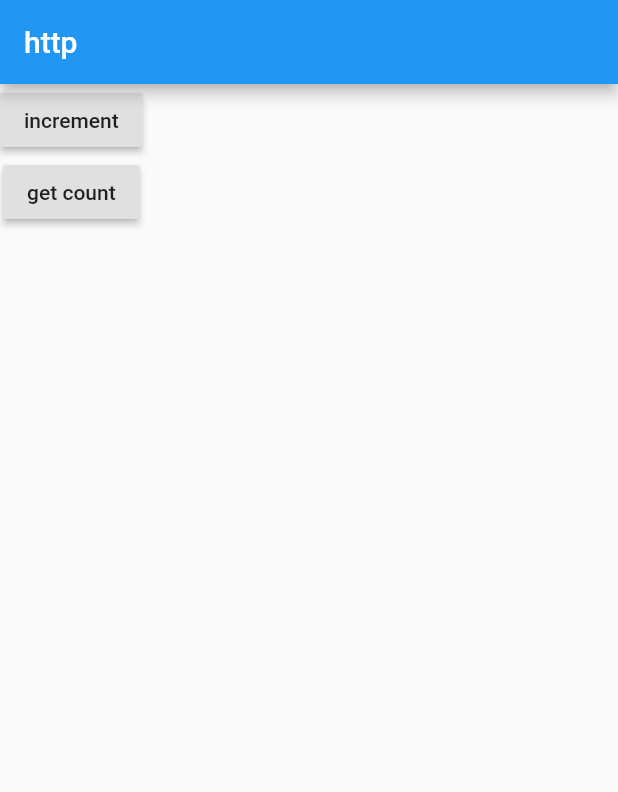
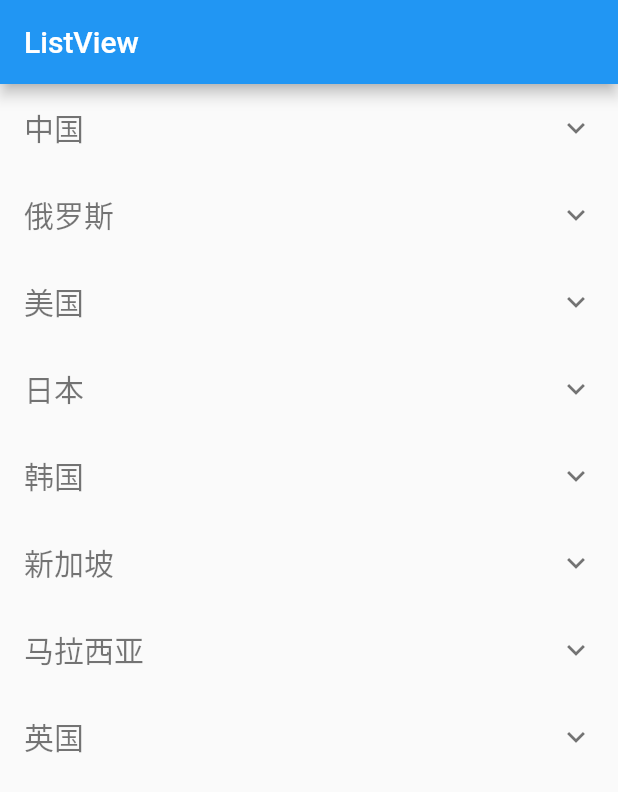
Before and after one commit to ly4work/Trip-Flutter, a Flutter app: the screen it shows after launch, on a phone screen of 412 x 824 dp. Shown: the top 792 px of the screen. Run offline on Flutter 3.47's test engine with Material 2 defaults, Android fonts, the phone set to English and light mode, and no system bars; our stand-ins replace flutter_swiper, shared_preferences.

Commit message:
[update]listview

```diff
--- a/lib/main.dart
+++ b/lib/main.dart
@@ -2,6 +2,16 @@ import 'package:flutter/material.dart';
 import 'package:shared_preferences/shared_preferences.dart';
 import 'dart:convert';
 
+const COUNTRY = {
+  '中国': ['北京', '上海', '广州', '深圳', '成都', '武汉', '杭州', '苏州', '重庆', '天津'],
+  '俄罗斯': ['莫斯科', '列宁格勒', '斯大林格勒', '索契', '西伯利亚'],
+  '美国': ['华盛顿', '纽约', '波士顿', '洛杉矶', '阿拉斯加'],
+  '日本': ['东京', '京都', '大阪', '冲绳', '奈良', '早稻田'],
+  '韩国': ['北京', '上海', '广州', '深圳', '成都', '武汉', '杭州', '苏州', '重庆', '天津'],
+  '新加坡': ['莫斯科', '列宁格勒', '斯大林格勒', '索契', '西伯利亚'],
+  '马拉西亚': ['华盛顿', '纽约', '波士顿', '洛杉矶', '阿拉斯加'],
+  '英国': ['东京', '京都', '大阪', '冲绳', '奈良', '早稻田'],
+};
 void main() => runApp(MyApp());
 Utf8Decoder utf8decoder = Utf8Decoder();
 
@@ -19,37 +29,45 @@ class _MyAppState extends State<MyApp> {
     return MaterialApp(
       home: Scaffold(
         appBar: AppBar(
-          title: Text('http'),
+          title: Text('ListView'),
         ),
-        body: Column(children: <Widget>[
-          RaisedButton(
-            child: Text('increment'),
-            onPressed: _incrementCoutner,
-          ),
-          RaisedButton(
-            onPressed: _getCounter,
-            child: Text('get count'),
-          ),
-          Text(countString)
-        ]),
+        body: ListView(
+          //  设置列表方向
+          // scrollDirection: Axis.horizontal,
+          children: _buildList(),
+        ),
       ),
     );
   }
 
-  _incrementCoutner() async {
-    SharedPreferences prefs = await SharedPreferences.getInstance();
-    setState(() {
-      countString = countString + ' 1';
+  List<Widget> _buildList() {
+    List<Widget> widgets = [];
+    COUNTRY.keys.forEach((key) {
+      widgets.add(_item(key, COUNTRY[key]));
     });
-
-    int counter = (prefs.getInt('counter') ?? 0) + 1;
-    await prefs.setInt('counter', counter);
+    return widgets;
+    // return COUNTRY.map((city) => _item(city)).toList();
   }
 
-  _getCounter() async {
-    SharedPreferences prefs = await SharedPreferences.getInstance();
-    setState(() {
-      localCount = prefs.getInt('counter').toString();
-    });
+  Widget _buildSub(String subCity) {
+    return FractionallySizedBox(
+      widthFactor: 1,
+      child: Container(
+        height: 50,
+        margin: EdgeInsets.only(bottom: 5),
+        decoration: BoxDecoration(color: Colors.lightBlue),
+        child: Text(subCity),
+      ),
+    );
+  }
+
+  Widget _item(String country, List<String> subCities) {
+    return ExpansionTile(
+      title: Text(
+        country,
+        style: TextStyle(color: Colors.black54, fontSize: 20),
+      ),
+      children: subCities.map((subCity) => _buildSub(subCity)).toList(),
+    );
   }
 }
```
